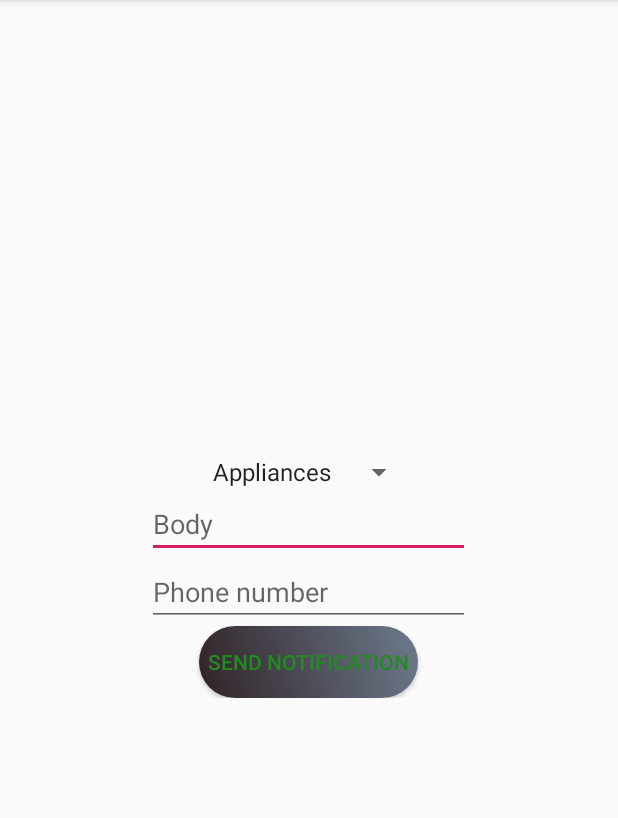
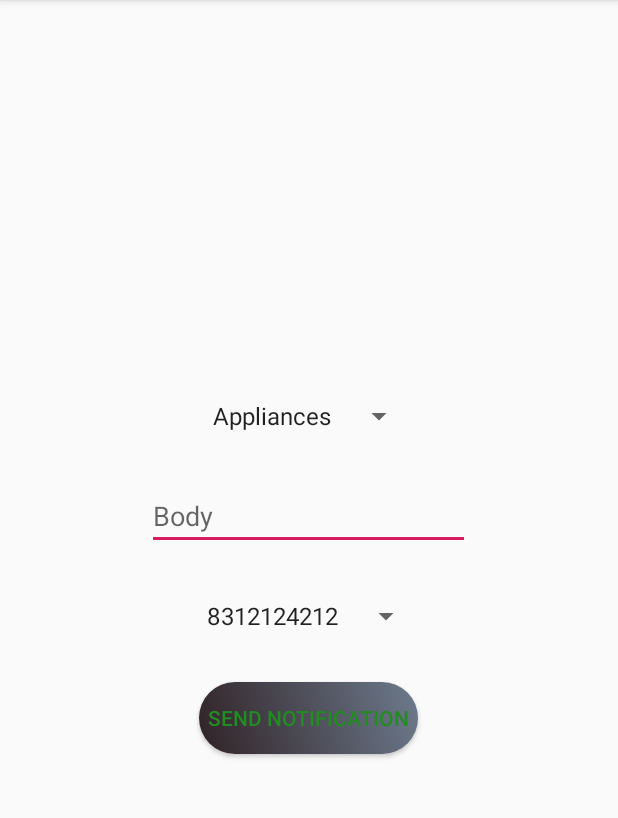
Before and after one commit to mvassos/ecoBuddy, an Android app: the ApplianceReminder screen opened directly, with no data from a screen before it, on a phone screen of 412 x 824 dp, the part 84-902 px from its top. Run offline under Robolectric (Android 15) with nearby library versions, the phone set to English and light mode, and no system bars.

Commit message:
rip ecobuddy

```diff
--- a/app/src/main/java/ecobuddy/cmps121/ecobuddy/ApplianceReminder.java
+++ b/app/src/main/java/ecobuddy/cmps121/ecobuddy/ApplianceReminder.java
@@ -19,9 +19,9 @@ import android.widget.Toast;
 
 
 public class ApplianceReminder extends AppCompatActivity {
-    EditText body_et, phone_number_et;
+    EditText body_et;
     Button snd_msg;
-    Spinner choices;
+    Spinner choices, contacts;
     private static final int MY_PERMISSIONS_REQUEST_SEND_SMS = 1;
 
     protected void onCreate(Bundle savedInstanceState){
@@ -29,9 +29,9 @@ public class ApplianceReminder extends AppCompatActivity {
         setContentView(R.layout.appliance_reminder_activity);
 
         body_et=(EditText)findViewById(R.id.body_field);
-        phone_number_et = findViewById(R.id.phone_number_field);
         snd_msg =(Button)findViewById(R.id.sendnotification_button);
         choices = findViewById(R.id.reminders_spinner);
+        contacts = findViewById(R.id.contacts_spinner);
         snd_msg.setOnClickListener(new View.OnClickListener() {
             @Override
             public void onClick(View v) {
@@ -43,7 +43,7 @@ public class ApplianceReminder extends AppCompatActivity {
     private void grabData() {
         String subject = choices.getItemAtPosition(choices.getSelectedItemPosition()).toString();
         String body = body_et.getText().toString().trim();
-        String number = phone_number_et.getText().toString();
+        String number = contacts.getItemAtPosition(contacts.getSelectedItemPosition()).toString();
 
         checkForSmsPermission();
         SmsManager smsManager = SmsManager.getDefault();
--- a/app/src/main/res/layout/appliance_reminder_activity.xml
+++ b/app/src/main/res/layout/appliance_reminder_activity.xml
@@ -21,17 +21,17 @@
 
         <Spinner
             android:id="@+id/reminders_spinner"
+            android:layout_margin="16dp"
             android:layout_width="wrap_content"
             android:layout_height="wrap_content"
             android:entries="@array/spinner_elements">
-
         </Spinner>
 
         <EditText
             android:id="@+id/body_field"
             android:layout_width="215dp"
             android:layout_height="wrap_content"
-
+            android:layout_margin="16dp"
             android:ems="10"
             android:hint="Body"
             android:inputType="textPersonName"
@@ -40,20 +40,16 @@
             app:layout_constraintEnd_toEndOf="parent"
             app:layout_constraintStart_toStartOf="parent" />
 
-        <EditText
-            android:id="@+id/phone_number_field"
-            android:layout_width="215dp"
+        <Spinner
+            android:layout_margin="16dp"
+            android:id="@+id/contacts_spinner"
+            android:layout_width="wrap_content"
             android:layout_height="wrap_content"
-
-            android:ems="10"
-            android:hint="Phone number"
-            android:inputType="number"
-            android:singleLine="true"
-            app:layout_constraintBottom_toTopOf="@+id/sendnotification_button"
-            app:layout_constraintEnd_toEndOf="parent"
-            app:layout_constraintStart_toStartOf="parent" />
+            android:entries="@array/contacts">
+        </Spinner>
 
         <Button
+            android:layout_margin="16dp"
             android:id="@+id/sendnotification_button"
             android:layout_width="wrap_content"
             android:layout_height="wrap_content"
--- a/app/src/main/res/values/strings.xml
+++ b/app/src/main/res/values/strings.xml
@@ -9,4 +9,8 @@
         <item>Chores</item>
         <item>Trash</item>
     </string-array>
+    <string-array name="contacts">
+        <item>8312124212</item>
+        <item>7078156454</item>
+    </string-array>
 </resources>
```
